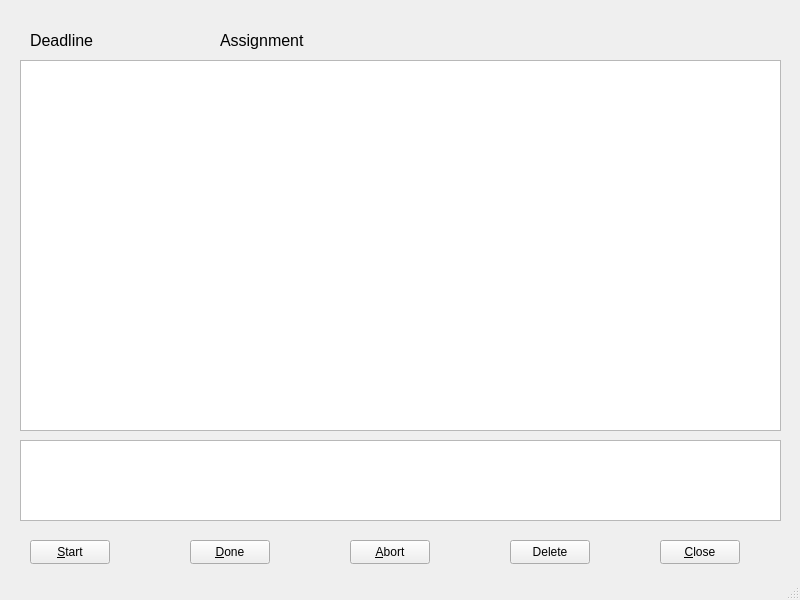
Above: assignments.ui from MijersOne/CyberDom-Qt before the change. Below: the same form after it.
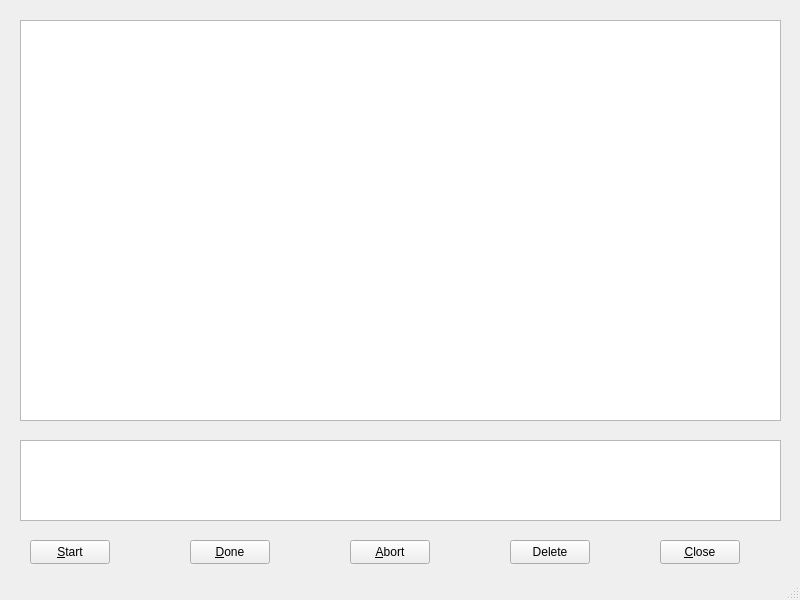
That is the form after the change.

Patch:
```diff
--- a/assignments.ui
+++ b/assignments.ui
@@ -89,49 +89,13 @@
      <string>&amp;Close</string>
     </property>
    </widget>
-   <widget class="QLabel" name="label_Deadline">
-    <property name="geometry">
-     <rect>
-      <x>30</x>
-      <y>30</y>
-      <width>71</width>
-      <height>21</height>
-     </rect>
-    </property>
-    <property name="font">
-     <font>
-      <pointsize>12</pointsize>
-     </font>
-    </property>
-    <property name="text">
-     <string>Deadline</string>
-    </property>
-   </widget>
-   <widget class="QLabel" name="label_Assignment">
-    <property name="geometry">
-     <rect>
-      <x>220</x>
-      <y>30</y>
-      <width>91</width>
-      <height>21</height>
-     </rect>
-    </property>
-    <property name="font">
-     <font>
-      <pointsize>12</pointsize>
-     </font>
-    </property>
-    <property name="text">
-     <string>Assignment</string>
-    </property>
-   </widget>
-   <widget class="QListWidget" name="list_Assignments">
+   <widget class="QTableWidget" name="table_Assignments">
     <property name="geometry">
      <rect>
       <x>20</x>
-      <y>60</y>
+      <y>20</y>
       <width>761</width>
-      <height>371</height>
+      <height>401</height>
      </rect>
     </property>
    </widget>
```
